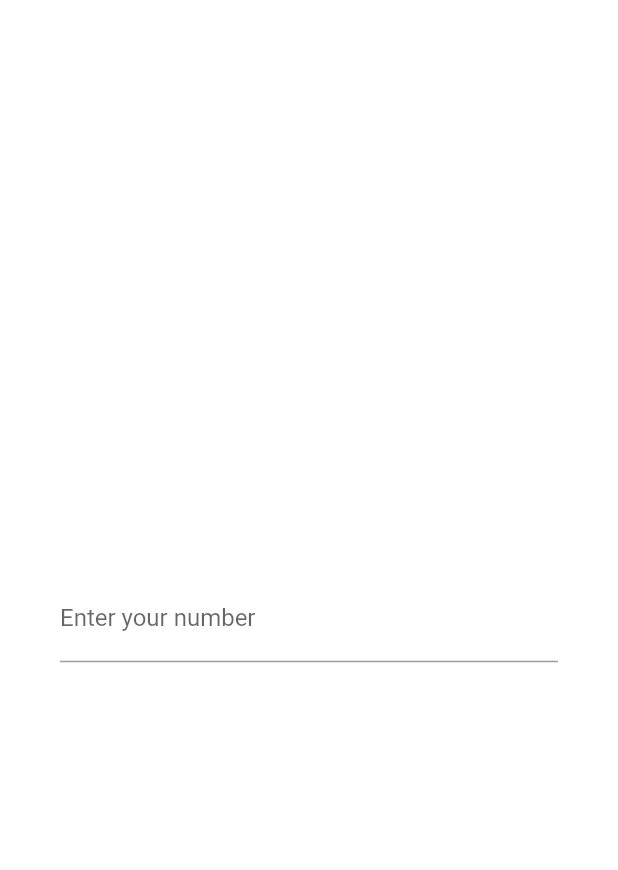
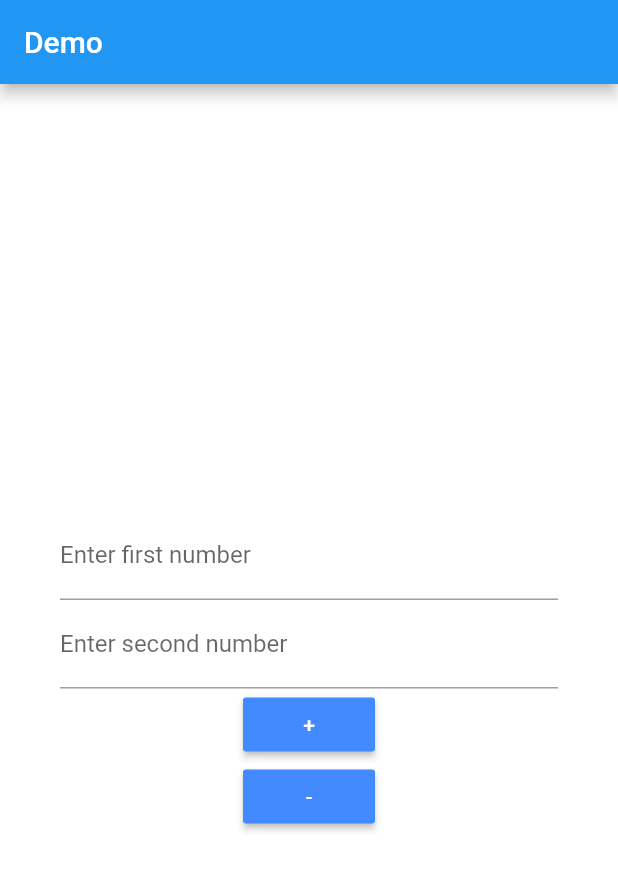
Before and after one commit to manunia/flutter_app, a Flutter app: the screen it shows after launch, on a phone screen of 412 x 824 dp. Shown: the top 870 px of the screen. Run offline on Flutter 3.47's test engine with Material 2 defaults, Android fonts, the phone set to English and light mode, and no system bars.

Commit message:
реализовано сложение и вычитание

```diff
--- a/lib/main.dart
+++ b/lib/main.dart
@@ -20,19 +20,80 @@ class HomePage extends StatefulWidget {
 }
 
 class HomePageState extends State<HomePage> {
+  final _num1 = TextEditingController();
+  final _num2 = TextEditingController();
+  int result = 0;
+  String input = "";
+  bool _validate = false;
+
+  @override
+  void dispose() {
+    _num1.dispose();
+    _num2.dispose();
+    super.dispose();
+  }
+
   @override
   Widget build(BuildContext context) {
     return new Scaffold(
+      appBar: AppBar(
+        title: Text('Demo'),
+      ),
       backgroundColor: Colors.white,
       body: new Container(
           padding: const EdgeInsets.all(40.0),
           child: new Column(
             mainAxisAlignment: MainAxisAlignment.center,
             children: <Widget>[
-              new TextField(
-                decoration: new InputDecoration(labelText: "Enter your number"),
+              Text(input),
+              TextField(
+                controller: _num1,
+                decoration: InputDecoration(
+                    labelText: "Enter first number",
+                    errorText: _validate ? 'Value Can\'t Be Empty' : null,),
                 keyboardType: TextInputType.number,
               ),
+              TextField(
+                controller: _num2,
+                decoration: InputDecoration(
+                  labelText: "Enter second number",
+                  errorText: _validate ? 'Value Can\'t Be Empty' : null,),
+                keyboardType: TextInputType.number,
+              ),
+              RaisedButton(
+                onPressed: () {
+                  setState(() {
+                    _num1.text.isEmpty ? _validate = true : _validate = false;
+                    _num2.text.isEmpty ? _validate = true : _validate = false;
+
+                    result = int.parse(_num1.text) + int.parse(_num2.text);
+
+                    input += _num1.text + '+' + _num2.text + ' = ' + result.toStringAsFixed(0);
+                    _num1.clear();
+                    _num2.clear();
+                  });
+                },
+                child: Text('+'),
+                textColor: Colors.white,
+                color: Colors.blueAccent,
+              ),
+              RaisedButton(
+                onPressed: () {
+                  setState(() {
+                    _num1.text.isEmpty ? _validate = true : _validate = false;
+                    _num2.text.isEmpty ? _validate = true : _validate = false;
+
+                    result = int.parse(_num1.text) - int.parse(_num2.text);
+
+                    input += _num1.text + '-' + _num2.text + ' = ' + result.toStringAsFixed(0);
+                    _num1.clear();
+                    _num2.clear();
+                  });
+                },
+                child: Text('-'),
+                textColor: Colors.white,
+                color: Colors.blueAccent,
+              )
             ],
           )),
     );
```
